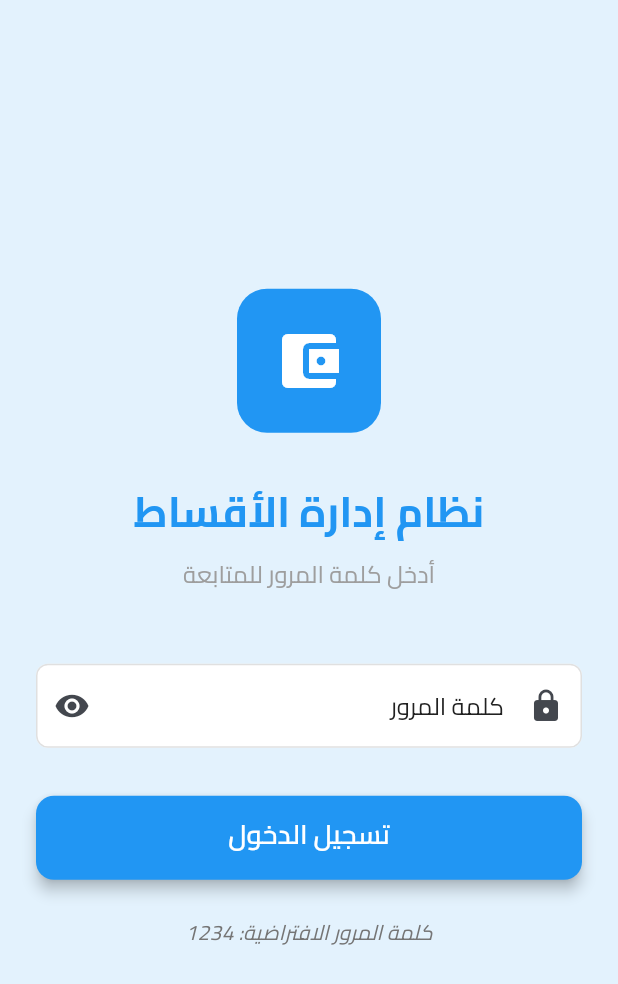
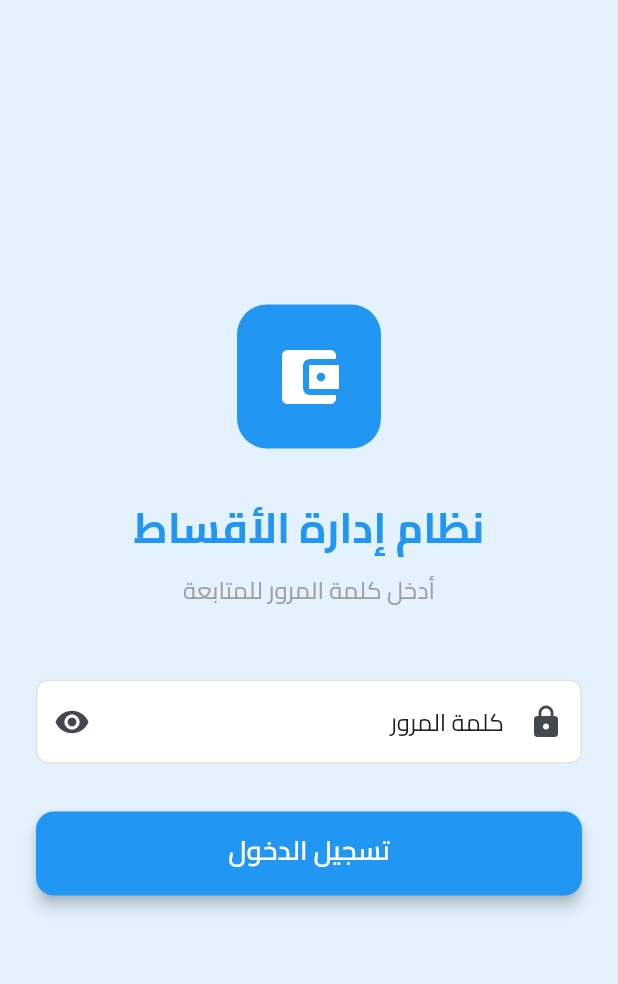
Before and after one commit to aalitariq44/integrated_installment_system, a Flutter app: the screen it shows after launch, on a phone screen of 412 x 824 dp. Shown: the top 984 px of the screen. Run offline on Flutter 3.47's test engine with Material 3 defaults, Android fonts, the light colour scheme and no system bars; our stand-ins replace equatable, flutter_bloc, pdf, printing, share_plus, sqflite and 1 more; accounts and stored records are empty.

Commit message:
تعديلات

```diff
--- a/lib/features/auth/presentation/pages/login_page.dart
+++ b/lib/features/auth/presentation/pages/login_page.dart
@@ -191,14 +191,6 @@ class _LoginPageState extends State<LoginPage> {
                   const SizedBox(height: 24),
 
                   // Help text
-                  Text(
-                    'كلمة المرور الافتراضية: 1234',
-                    style: TextStyle(
-                      fontSize: 14,
-                      color: Colors.grey[600],
-                      fontStyle: FontStyle.italic,
-                    ),
-                  ),
                 ],
               ),
             ),
```
